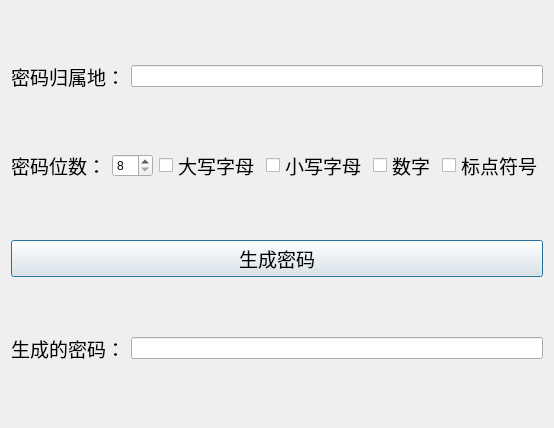
bensonzhou/QTpassword, file password_generator.ui: the form before one commit.
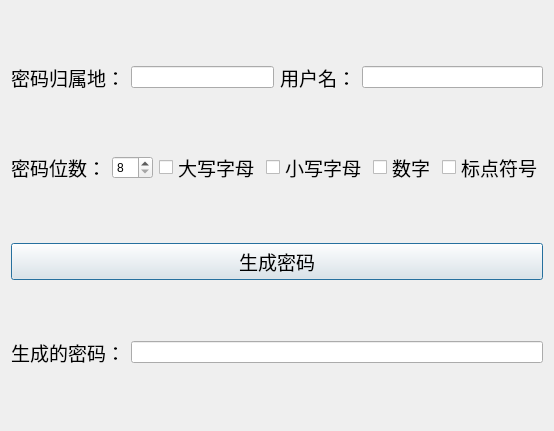
The form after the commit. Icons and pictures are not drawn.

Commit message: 增加 用户名选项

What changed in the file:
```diff
--- a/password_generator.ui
+++ b/password_generator.ui
@@ -7,7 +7,7 @@
     <x>0</x>
     <y>0</y>
     <width>539</width>
-    <height>428</height>
+    <height>431</height>
    </rect>
   </property>
   <property name="windowTitle">
@@ -25,6 +25,8 @@
   </property>
   <layout class="QVBoxLayout" name="verticalLayout">
    <item>
+    <layout class="QHBoxLayout" name="horizontalLayout_4">
+     <item>
     <layout class="QHBoxLayout" name="horizontalLayout">
      <item>
       <widget class="QLabel" name="label">
@@ -44,6 +46,27 @@
     </layout>
    </item>
    <item>
+      <layout class="QHBoxLayout" name="horizontalLayout_3">
+       <item>
+        <widget class="QLabel" name="label_4">
+         <property name="font">
+          <font>
+           <pointsize>14</pointsize>
+          </font>
+         </property>
+         <property name="text">
+          <string>用户名：</string>
+         </property>
+        </widget>
+       </item>
+       <item>
+        <widget class="QLineEdit" name="lineEdit_username"/>
+       </item>
+      </layout>
+     </item>
+    </layout>
+   </item>
+   <item>
     <layout class="QHBoxLayout" name="horizontalLayout_2">
      <item>
       <widget class="QLabel" name="label_3">
@@ -130,7 +153,7 @@
     </widget>
    </item>
    <item>
-    <layout class="QHBoxLayout" name="horizontalLayout_3">
+    <layout class="QHBoxLayout" name="horizontalLayout_5">
      <item>
       <widget class="QLabel" name="label_2">
        <property name="font">
```
Lines whose indentation alone changed are shown as unchanged. The commit also changes 2 other files.
